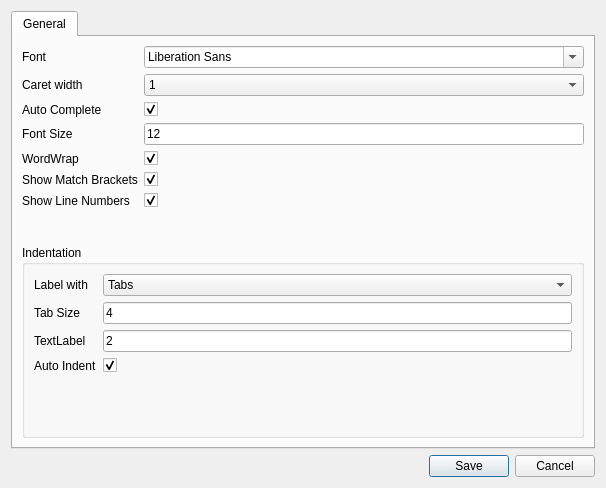
Before: the Qt Designer form src/settings.ui in kum8r/SimpleCodeEditor, drawn with Qt 5.
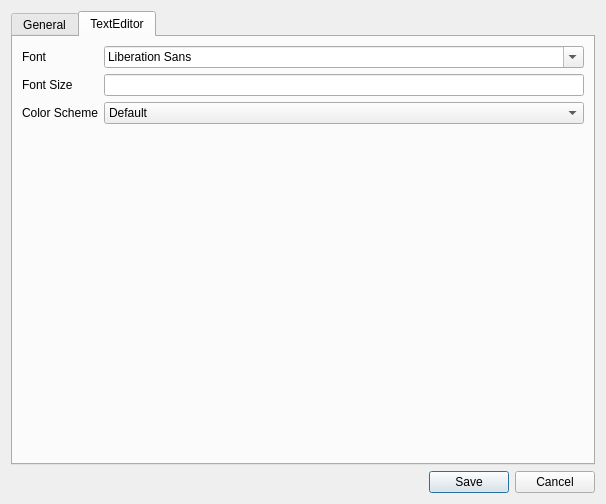
After: the same form once the commit is applied. The open tabs and pages were chosen to show the change.

Patch:
```diff
--- a/src/settings.ui
+++ b/src/settings.ui
@@ -7,7 +7,7 @@
     <x>0</x>
     <y>0</y>
     <width>606</width>
-    <height>488</height>
+    <height>504</height>
    </rect>
   </property>
   <property name="windowTitle">
@@ -243,6 +243,58 @@
        </item>
       </layout>
      </widget>
+     <widget class="QWidget" name="texteditor">
+      <attribute name="title">
+       <string>TextEditor</string>
+      </attribute>
+      <layout class="QGridLayout" name="gridLayout_4">
+       <item row="0" column="0">
+        <layout class="QFormLayout" name="formLayout_3">
+         <item row="0" column="0">
+          <widget class="QLabel" name="label_12">
+           <property name="text">
+            <string>Font</string>
+           </property>
+          </widget>
+         </item>
+         <item row="0" column="1">
+          <widget class="QFontComboBox" name="fontComboBox_2"/>
+         </item>
+         <item row="1" column="0">
+          <widget class="QLabel" name="label_14">
+           <property name="text">
+            <string>Font Size</string>
+           </property>
+          </widget>
+         </item>
+         <item row="1" column="1">
+          <widget class="QLineEdit" name="lineEdit_4"/>
+         </item>
+         <item row="2" column="0">
+          <widget class="QLabel" name="label_13">
+           <property name="text">
+            <string>Color Scheme</string>
+           </property>
+          </widget>
+         </item>
+         <item row="2" column="1">
+          <widget class="QComboBox" name="comboBox_3">
+           <item>
+            <property name="text">
+             <string>Default</string>
+            </property>
+           </item>
+           <item>
+            <property name="text">
+             <string>Default Dark</string>
+            </property>
+           </item>
+          </widget>
+         </item>
+        </layout>
+       </item>
+      </layout>
+     </widget>
     </widget>
    </item>
    <item row="1" column="0">
```
